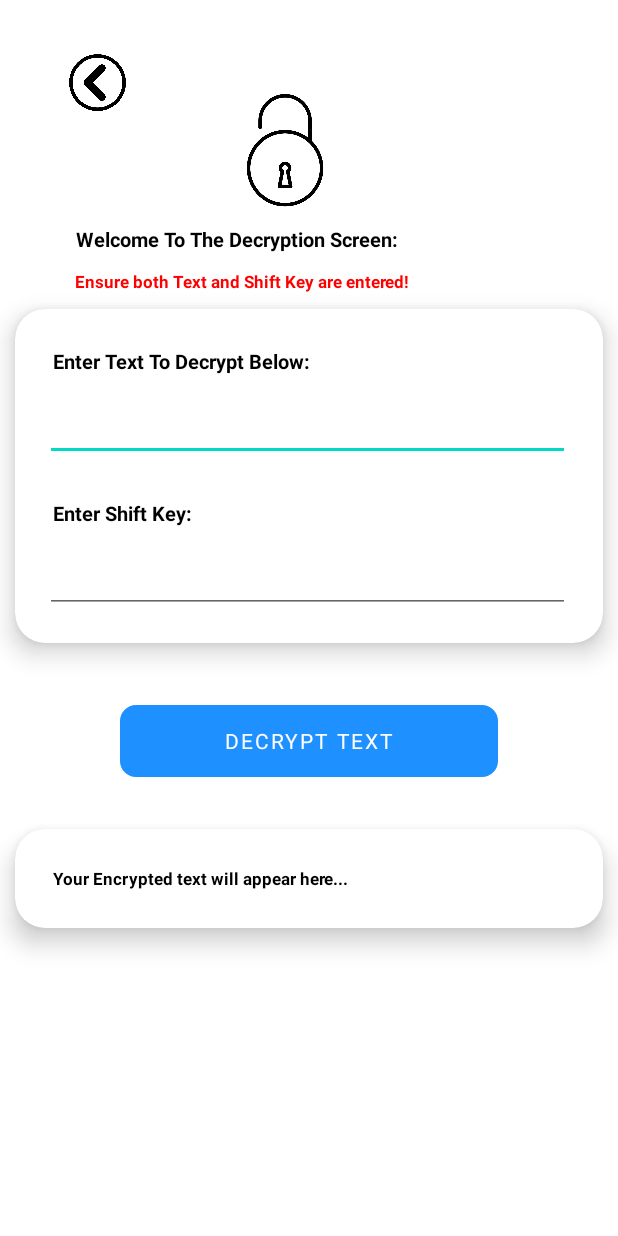
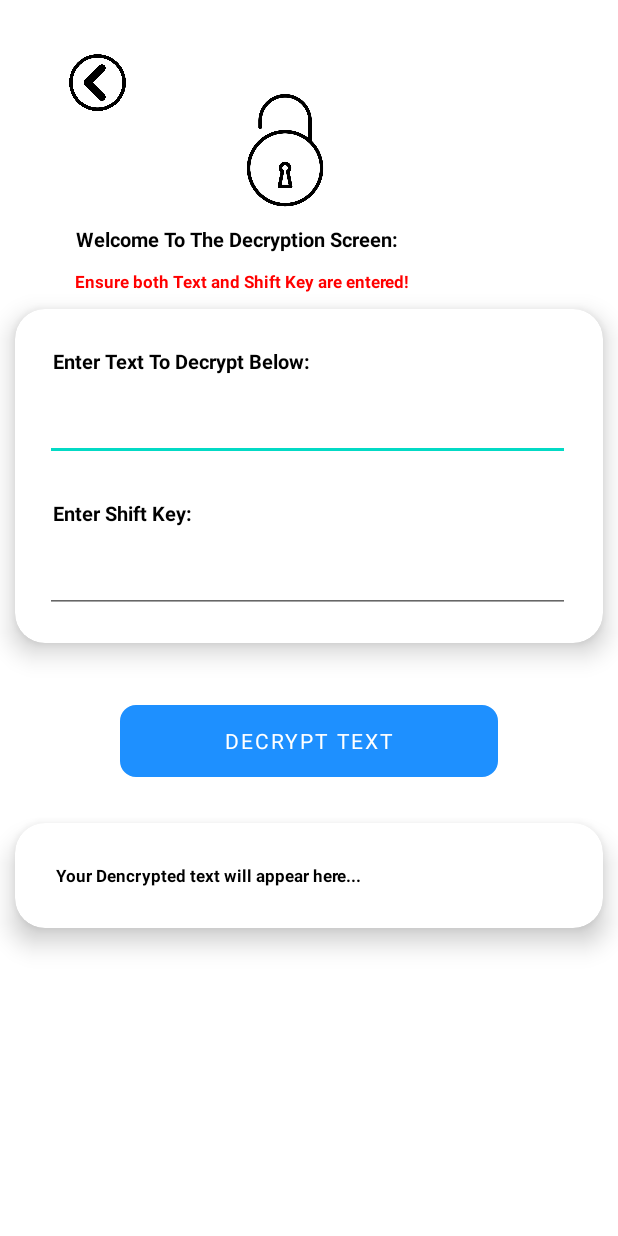
Before and after one commit to Princeyyyy/Ceasar-Cypher-Application, an Android app: the DecryptionActivity screen opened directly, with no data from a screen before it, on a phone screen of 412 x 824 dp. Run offline under Robolectric (Android 15) with nearby library versions, the phone set to English and light mode, and no system bars; our stand-ins replace ButterKnife; Roboto replaces fonts that are not available here.

Commit message:
gradle upgrade and small ui change

```diff
--- a/app/src/main/res/layout/activity_decryption.xml
+++ b/app/src/main/res/layout/activity_decryption.xml
@@ -165,11 +165,11 @@
                     android:id="@+id/decrypted"
                     android:layout_width="match_parent"
                     android:layout_height="wrap_content"
-                    android:layout_margin="10dp"
+                    android:layout_margin="11dp"
                     android:maxLines="1"
-                    android:padding="5dp"
+                    android:padding="6dp"
                     android:fontFamily="@font/autour_one"
-                    android:text="Your Encrypted text will appear here..."
+                    android:text="Your Dencrypted text will appear here..."
                     android:textColor="@color/black"
                     android:textSize="11sp"
                     android:textStyle="bold" />
--- a/app/src/main/res/layout/activity_encryption.xml
+++ b/app/src/main/res/layout/activity_encryption.xml
@@ -165,9 +165,9 @@
                     android:id="@+id/encrypted"
                     android:layout_width="match_parent"
                     android:layout_height="wrap_content"
-                    android:layout_margin="10dp"
+                    android:layout_margin="11dp"
                     android:maxLines="1"
-                    android:padding="5dp"
+                    android:padding="6dp"
                     android:text="Your Encrypted text will appear here..."
                     android:fontFamily="@font/autour_one"
                     android:textColor="@color/black"
--- a/build.gradle
+++ b/build.gradle
@@ -5,7 +5,7 @@ buildscript {
         jcenter()
     }
     dependencies {
-        classpath 'com.android.tools.build:gradle:4.2.0'
+        classpath 'com.android.tools.build:gradle:7.0.4'
 
         // NOTE: Do not place your application dependencies here; they belong
         // in the individual module build.gradle files
```
Also changed, not shown: gradle/wrapper/gradle-wrapper.properties.
